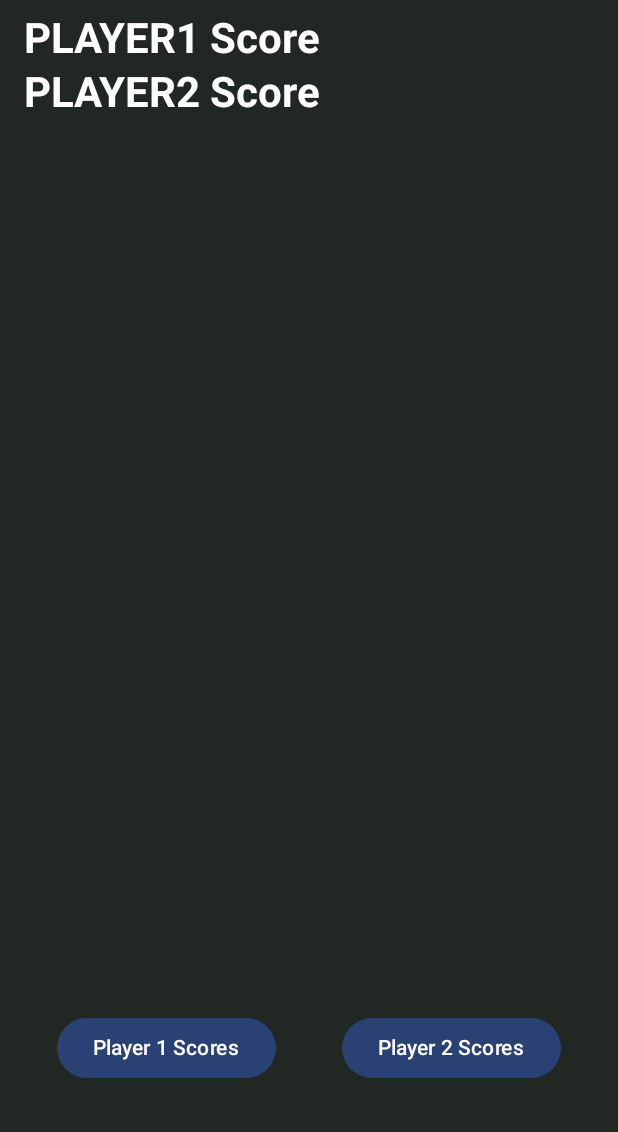
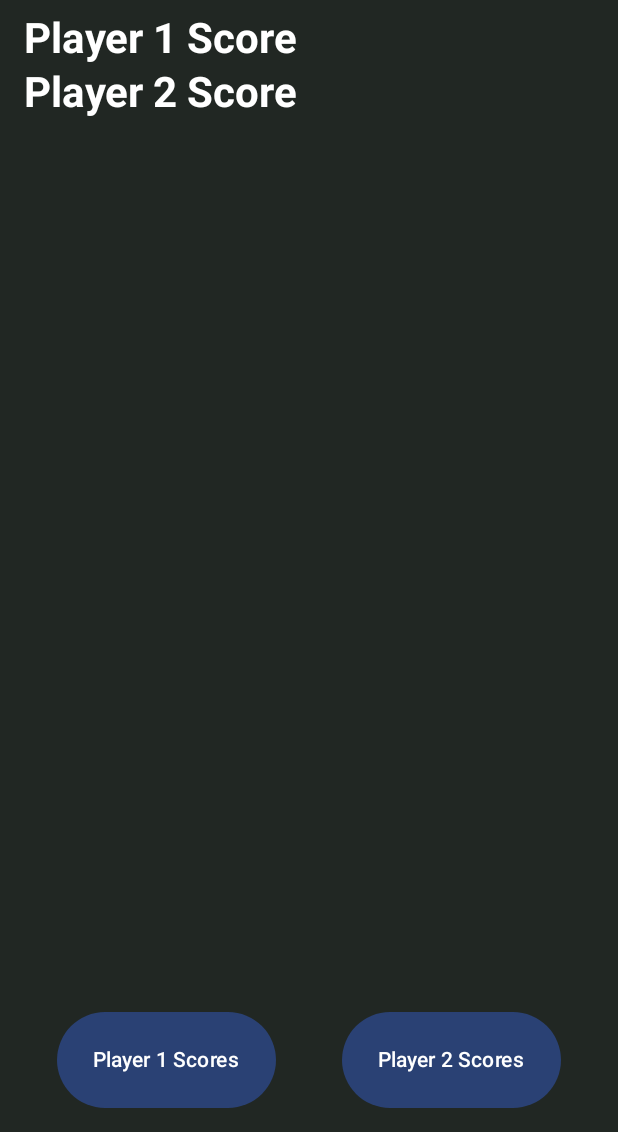
Before and after one commit to carlosjimz87/TennisScoreboard, an Android app built with Jetpack Compose: the screen it shows after launch (MainActivity), on a phone screen of 412 x 824 dp, the part 104-1236 px from its top. Run offline under Robolectric (Android 15) with nearby library versions, the phone set to English and light mode, and no system bars.

Commit message:
:construction: Prepare composables structure, add basic states and models

```diff
--- a/app/src/main/java/com/carlosjimz87/tennisscoreboard/MainActivity.kt
+++ b/app/src/main/java/com/carlosjimz87/tennisscoreboard/MainActivity.kt
@@ -8,7 +8,8 @@ import androidx.compose.foundation.layout.fillMaxSize
 import androidx.compose.foundation.layout.padding
 import androidx.compose.material3.Scaffold
 import androidx.compose.ui.Modifier
-import com.carlosjimz87.tennisscoreboard.ui.screens.ScoreboardScreen
+import com.carlosjimz87.tennisscoreboard.ui.screens.scoreboard.ScoreboardScreen
+import com.carlosjimz87.tennisscoreboard.ui.screens.scoreboard.viewmodel.ScoreBoardViewModel
 import com.carlosjimz87.tennisscoreboard.ui.theme.TennisScoreboardTheme
 
 class MainActivity : ComponentActivity() {
@@ -18,7 +19,10 @@ class MainActivity : ComponentActivity() {
         setContent {
             TennisScoreboardTheme {
                 Scaffold(modifier = Modifier.fillMaxSize()) { innerPadding ->
-                    ScoreboardScreen(modifier = Modifier.padding(innerPadding))
+                    ScoreboardScreen(
+                        modifier = Modifier.padding(innerPadding),
+                        viewModel = ScoreBoardViewModel()
+                    )
                 }
             }
         }
--- /dev/null
+++ b/app/src/main/java/com/carlosjimz87/tennisscoreboard/domain/models/PlayerScore.kt
@@ -0,0 +1,8 @@
+package com.carlosjimz87.tennisscoreboard.domain.models
+
+data class PlayerScore(
+    val previousSetScores: List<Int> = emptyList(),
+    val currentSetScore: Int = 0,
+    val currentGameScore: String = "0",
+    val isServing: Boolean = false
+)
--- /dev/null
+++ b/app/src/main/java/com/carlosjimz87/tennisscoreboard/domain/states/GameState.kt
@@ -0,0 +1,7 @@
+package com.carlosjimz87.tennisscoreboard.domain.states
+
+import com.carlosjimz87.tennisscoreboard.domain.models.Player
+
+data class GameState(
+    val points: Map<Player, Int> = mapOf(Player.PLAYER1 to 0, Player.PLAYER2 to 0),
+)
--- /dev/null
+++ b/app/src/main/java/com/carlosjimz87/tennisscoreboard/domain/states/MatchState.kt
@@ -0,0 +1,16 @@
+package com.carlosjimz87.tennisscoreboard.domain.states
+
+import com.carlosjimz87.tennisscoreboard.domain.models.Player
+import com.carlosjimz87.tennisscoreboard.ui.screens.scoreboard.state.ScoreboardUiState
+
+data class MatchState(
+    val sets: List<SetState> = listOf(SetState()),
+    val servingPlayer: Player = Player.PLAYER1,
+    val isTieBreak: Boolean = false,
+    val winner: Player? = null,
+    val maxSets: Int = 3 // This must be configurable
+) {
+    fun toScoreBoardUiState() : ScoreboardUiState{
+        return ScoreboardUiState()
+    }
+}
--- /dev/null
+++ b/app/src/main/java/com/carlosjimz87/tennisscoreboard/domain/states/SetState.kt
@@ -0,0 +1,10 @@
+package com.carlosjimz87.tennisscoreboard.domain.states
+
+import com.carlosjimz87.tennisscoreboard.domain.models.Player
+
+data class SetState(
+    val gamesWon: Map<Player, Int> = mapOf(Player.PLAYER1 to 0, Player.PLAYER2 to 0),
+    val currentGame: GameState = GameState(),
+    val winner: Player? = null,
+    val gameWinner : Player? = null
+)
--- /dev/null
+++ b/app/src/main/java/com/carlosjimz87/tennisscoreboard/ui/composables/organisms/ScoreBoard.kt
@@ -0,0 +1,48 @@
+package com.carlosjimz87.tennisscoreboard.ui.composables.organisms
+import androidx.compose.foundation.layout.Column
+import androidx.compose.foundation.layout.Spacer
+import androidx.compose.foundation.layout.fillMaxWidth
+import androidx.compose.foundation.layout.height
+import androidx.compose.material3.MaterialTheme
+import androidx.compose.material3.Text
+import androidx.compose.runtime.Composable
+import androidx.compose.ui.Alignment
+import androidx.compose.ui.Modifier
+import androidx.compose.ui.text.font.FontWeight
+import androidx.compose.ui.unit.dp
+import com.carlosjimz87.tennisscoreboard.domain.models.Player
+import com.carlosjimz87.tennisscoreboard.ui.screens.scoreboard.state.ScoreboardUiState
+import com.carlosjimz87.tennisscoreboard.ui.theme.Colors
+
+
+@Composable
+fun ScoreBoard(
+    modifier: Modifier = Modifier,
+    players : List<Player>,
+    state: ScoreboardUiState,
+) {
+    Column(modifier = modifier) {
+
+        Text(
+            text = "Scoreboard 🎾",
+            style = MaterialTheme.typography.displayMedium,
+            fontWeight = FontWeight.Bold,
+            color = Colors.yellow,
+            modifier = Modifier.fillMaxWidth().align(Alignment.CenterHorizontally)
+        )
+
+        Spacer(modifier = Modifier.height(8.dp))
+
+        Column {
+            players.forEach { player ->
+                Text(
+                    text = "${player.desc} Score",
+                    style = MaterialTheme.typography.headlineMedium,
+                    color = Colors.white,
+                    fontWeight = FontWeight.Bold
+                )
+            }
+        }
+
+    }
+}
--- /dev/null
+++ b/app/src/main/java/com/carlosjimz87/tennisscoreboard/ui/composables/organisms/ScoreButtons.kt
@@ -0,0 +1,34 @@
+package com.carlosjimz87.tennisscoreboard.ui.composables.organisms
+
+import androidx.compose.foundation.layout.Arrangement
+import androidx.compose.foundation.layout.Row
+import androidx.compose.foundation.layout.fillMaxHeight
+import androidx.compose.foundation.layout.fillMaxWidth
+import androidx.compose.foundation.layout.height
+import androidx.compose.material3.Button
+import androidx.compose.material3.Text
+import androidx.compose.runtime.Composable
+import androidx.compose.ui.Modifier
+import androidx.compose.ui.unit.dp
+import com.carlosjimz87.tennisscoreboard.domain.models.Player
+
+@Composable
+fun ScoreButtons(
+    modifier: Modifier = Modifier,
+    players : List<Player>,
+    onScore: (Player) -> Unit
+) {
+    Row(
+        modifier = modifier.fillMaxWidth().height(64.dp),
+        horizontalArrangement = Arrangement.SpaceAround
+    ) {
+        players.forEach { player ->
+            Button(
+                modifier = Modifier.fillMaxHeight(),
+                onClick = { onScore(player) },
+            ) {
+                Text("${player.desc} Scores")
+            }
+        }
+    }
+}
--- a/app/src/main/java/com/carlosjimz87/tennisscoreboard/ui/screens/ScoreboardScreen.kt
+++ /dev/null
@@ -1,77 +0,0 @@
-package com.carlosjimz87.tennisscoreboard.ui.screens
-
-
-import androidx.compose.foundation.background
-import androidx.compose.foundation.layout.Arrangement
-import androidx.compose.foundation.layout.Column
-import androidx.compose.foundation.layout.Row
-import androidx.compose.foundation.layout.Spacer
-import androidx.compose.foundation.layout.fillMaxWidth
-import androidx.compose.foundation.layout.height
-import androidx.compose.foundation.layout.padding
-import androidx.compose.foundation.layout.width
-import androidx.compose.material3.Button
-import androidx.compose.material3.MaterialTheme
-import androidx.compose.material3.Text
-import androidx.compose.runtime.Composable
-import androidx.compose.ui.Modifier
-import androidx.compose.ui.text.font.FontWeight
-import androidx.compose.ui.Alignment
-import androidx.compose.ui.unit.dp
-import com.carlosjimz87.tennisscoreboard.domain.models.Player
-import com.carlosjimz87.tennisscoreboard.ui.theme.Colors
-
-@Composable
-fun ScoreboardScreen(modifier: Modifier = Modifier) {
-    Column(
-        modifier = modifier
-            .fillMaxWidth()
-            .background(Colors.darkGreen)
-            .padding(16.dp)
-    ) {
-        // Scoreboard Header
-        Column {
-
-            Text(
-                text = "Scoreboard 🎾",
-                style = MaterialTheme.typography.displayMedium,
-                fontWeight = FontWeight.Bold,
-                color = Colors.yellow,
-                modifier = Modifier.fillMaxWidth().align(Alignment.CenterHorizontally)
-            )
-
-            Spacer(modifier = Modifier.height(8.dp))
-
-            Column {
-                listOf(Player.PLAYER1, Player.PLAYER2).forEach { player ->
-                    Text(
-                        text = "$player Score",
-                        style = MaterialTheme.typography.headlineMedium,
-                        color = Colors.white,
-                        fontWeight = FontWeight.Bold
-                    )
-                }
-            }
-
-        }
-        Spacer(modifier = Modifier.weight(1f))
-
-        // Buttons to annotate points
-        Row(
-            modifier = modifier.fillMaxWidth().height(64.dp),
-            horizontalArrangement = Arrangement.SpaceAround
-        ) {
-            Button(
-                onClick = {  },
-            ) {
-                Text("Player 1 Scores")
-            }
-
-            Button(
-                onClick = {  },
-            ) {
-                Text("Player 2 Scores")
-            }
-        }
-    }
-}
--- /dev/null
+++ b/app/src/main/java/com/carlosjimz87/tennisscoreboard/ui/screens/scoreboard/ScoreboardScreen.kt
@@ -0,0 +1,58 @@
+package com.carlosjimz87.tennisscoreboard.ui.screens.scoreboard
+
+
+import androidx.compose.foundation.background
+import androidx.compose.foundation.layout.Arrangement
+import androidx.compose.foundation.layout.Column
+import androidx.compose.foundation.layout.Row
+import androidx.compose.foundation.layout.Spacer
+import androidx.compose.foundation.layout.fillMaxWidth
+import androidx.compose.foundation.layout.height
+import androidx.compose.foundation.layout.padding
+import androidx.compose.material3.Button
+import androidx.compose.material3.MaterialTheme
+import androidx.compose.material3.Text
+import androidx.compose.runtime.Composable
+import androidx.compose.runtime.collectAsState
+import androidx.compose.runtime.getValue
+import androidx.compose.ui.Modifier
+import androidx.compose.ui.text.font.FontWeight
+import androidx.compose.ui.Alignment
+import androidx.compose.ui.unit.dp
+import com.carlosjimz87.tennisscoreboard.domain.models.Player
+import com.carlosjimz87.tennisscoreboard.ui.composables.organisms.ScoreBoard
+import com.carlosjimz87.tennisscoreboard.ui.composables.organisms.ScoreButtons
+import com.carlosjimz87.tennisscoreboard.ui.screens.scoreboard.state.ScoreboardUiState
+import com.carlosjimz87.tennisscoreboard.ui.screens.scoreboard.viewmodel.ScoreBoardViewModel
+import com.carlosjimz87.tennisscoreboard.ui.theme.Colors
+
+@Composable
+fun ScoreboardScreen(
+    modifier: Modifier = Modifier,
+    viewModel: ScoreBoardViewModel
+) {
+
+    val uiState by viewModel.boardUiState.collectAsState(initial = ScoreboardUiState())
+    val players = listOf(Player.PLAYER1, Player.PLAYER2)
+    Column(
+        modifier = modifier
+            .fillMaxWidth()
+            .background(Colors.darkGreen)
+            .padding(16.dp)
+    ) {
+        // Scoreboard Header
+        ScoreBoard(
+            modifier = Modifier.fillMaxWidth(),
+            players = players,
+            state = uiState
+        )
+
+        Spacer(modifier = Modifier.weight(1f))
+
+        // Buttons to annotate points
+        ScoreButtons(
+            modifier,
+            players = players,
+        ) { viewModel.onPointScored(it) }
+    }
+}
--- /dev/null
+++ b/app/src/main/java/com/carlosjimz87/tennisscoreboard/ui/screens/scoreboard/state/ScoreBoardUiState.kt
@@ -0,0 +1,11 @@
+package com.carlosjimz87.tennisscoreboard.ui.screens.scoreboard.state
+
+import com.carlosjimz87.tennisscoreboard.domain.models.Player
+import com.carlosjimz87.tennisscoreboard.domain.models.PlayerScore
+
+data class ScoreboardUiState(
+    val player1Display: PlayerScore = PlayerScore(),
+    val player2Display: PlayerScore = PlayerScore(),
+    val isTieBreak: Boolean = false,
+    val matchWinner: Player? = null
+)
--- /dev/null
+++ b/app/src/main/java/com/carlosjimz87/tennisscoreboard/ui/screens/scoreboard/viewmodel/ScoreBoardViewModel.kt
@@ -0,0 +1,18 @@
+package com.carlosjimz87.tennisscoreboard.ui.screens.scoreboard.viewmodel
+
+import androidx.lifecycle.ViewModel
+import com.carlosjimz87.tennisscoreboard.domain.models.Player
+import com.carlosjimz87.tennisscoreboard.domain.states.MatchState
+import com.carlosjimz87.tennisscoreboard.ui.screens.scoreboard.state.ScoreboardUiState
+import kotlinx.coroutines.flow.Flow
+import kotlinx.coroutines.flow.MutableStateFlow
+import kotlinx.coroutines.flow.map
+
+class ScoreBoardViewModel : ViewModel() {
+    private val _matchState = MutableStateFlow(MatchState())
+    val boardUiState: Flow<ScoreboardUiState> = _matchState.map { it.toScoreBoardUiState() }
+
+    fun onPointScored(player: Player) {
+       // update match state
+    }
+}
```
